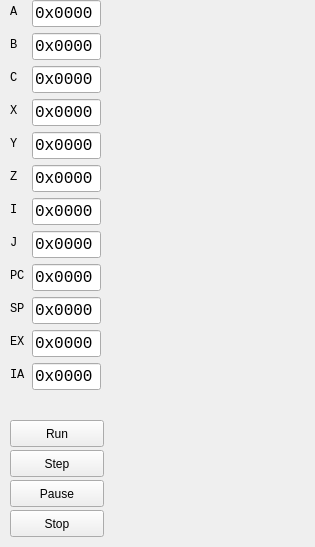
Old version of the form dtide/ui/registers.ui in the repository DCPUTeam/DCPUToolchain.
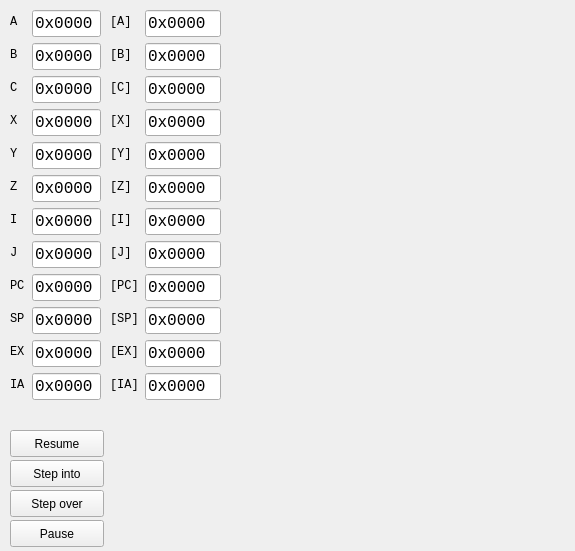
New version of the form.

Commit message: Added some fields to the debugging window

Patch:
```diff
--- a/dtide/ui/registers.ui
+++ b/dtide/ui/registers.ui
@@ -6,8 +6,8 @@
    <rect>
     <x>0</x>
     <y>0</y>
-    <width>315</width>
-    <height>547</height>
+    <width>575</width>
+    <height>551</height>
    </rect>
   </property>
   <property name="windowTitle">
@@ -17,7 +17,7 @@
    <property name="geometry">
     <rect>
      <x>10</x>
-     <y>0</y>
+     <y>10</y>
      <width>91</width>
      <height>416</height>
     </rect>
@@ -368,46 +368,33 @@
    <property name="geometry">
     <rect>
      <x>10</x>
-     <y>420</y>
+     <y>430</y>
      <width>94</width>
      <height>27</height>
     </rect>
    </property>
    <property name="text">
-    <string>Run</string>
+    <string>Resume</string>
    </property>
   </widget>
   <widget class="QPushButton" name="btn_step">
    <property name="geometry">
     <rect>
      <x>10</x>
-     <y>450</y>
+     <y>460</y>
      <width>94</width>
      <height>27</height>
     </rect>
    </property>
    <property name="text">
-    <string>Step</string>
-   </property>
-  </widget>
-  <widget class="QPushButton" name="btn_stop">
-   <property name="geometry">
-    <rect>
-     <x>10</x>
-     <y>510</y>
-     <width>94</width>
-     <height>27</height>
-    </rect>
-   </property>
-   <property name="text">
-    <string>Stop</string>
+    <string>Step into</string>
    </property>
   </widget>
   <widget class="QPushButton" name="btn_pause">
    <property name="geometry">
     <rect>
      <x>10</x>
-     <y>480</y>
+     <y>520</y>
      <width>94</width>
      <height>27</height>
     </rect>
@@ -416,6 +403,370 @@
     <string>Pause</string>
    </property>
   </widget>
+  <widget class="QWidget" name="formLayoutWidget_2">
+   <property name="geometry">
+    <rect>
+     <x>110</x>
+     <y>10</y>
+     <width>111</width>
+     <height>416</height>
+    </rect>
+   </property>
+   <layout class="QFormLayout" name="formLayout_2">
+    <property name="fieldGrowthPolicy">
+     <enum>QFormLayout::AllNonFixedFieldsGrow</enum>
+    </property>
+    <item row="0" column="0">
+     <widget class="QLabel" name="label_13">
+      <property name="font">
+       <font>
+        <family>Monospace</family>
+       </font>
+      </property>
+      <property name="text">
+       <string>[A]</string>
+      </property>
+     </widget>
+    </item>
+    <item row="0" column="1">
+     <widget class="QLineEdit" name="reg_A_2">
+      <property name="font">
+       <font>
+        <family>Monospace</family>
+        <pointsize>12</pointsize>
+       </font>
+      </property>
+      <property name="text">
+       <string>0x0000</string>
+      </property>
+      <property name="readOnly">
+       <bool>true</bool>
+      </property>
+     </widget>
+    </item>
+    <item row="1" column="0">
+     <widget class="QLabel" name="label_14">
+      <property name="font">
+       <font>
+        <family>Monospace</family>
+       </font>
+      </property>
+      <property name="text">
+       <string>[B]</string>
+      </property>
+     </widget>
+    </item>
+    <item row="1" column="1">
+     <widget class="QLineEdit" name="reg_B_2">
+      <property name="font">
+       <font>
+        <family>Monospace</family>
+        <pointsize>12</pointsize>
+       </font>
+      </property>
+      <property name="text">
+       <string>0x0000</string>
+      </property>
+      <property name="readOnly">
+       <bool>true</bool>
+      </property>
+     </widget>
+    </item>
+    <item row="2" column="0">
+     <widget class="QLabel" name="label_15">
+      <property name="font">
+       <font>
+        <family>Monospace</family>
+       </font>
+      </property>
+      <property name="text">
+       <string>[C]</string>
+      </property>
+     </widget>
+    </item>
+    <item row="2" column="1">
+     <widget class="QLineEdit" name="reg_C_2">
+      <property name="font">
+       <font>
+        <family>Monospace</family>
+        <pointsize>12</pointsize>
+       </font>
+      </property>
+      <property name="text">
+       <string>0x0000</string>
+      </property>
+      <property name="readOnly">
+       <bool>true</bool>
+      </property>
+     </widget>
+    </item>
+    <item row="3" column="0">
+     <widget class="QLabel" name="label_16">
+      <property name="font">
+       <font>
+        <family>Monospace</family>
+       </font>
+      </property>
+      <property name="text">
+       <string>[X]</string>
+      </property>
+     </widget>
+    </item>
+    <item row="4" column="0">
+     <widget class="QLabel" name="label_17">
+      <property name="font">
+       <font>
+        <family>Monospace</family>
+       </font>
+      </property>
+      <property name="text">
+       <string>[Y]</string>
+      </property>
+     </widget>
+    </item>
+    <item row="6" column="0">
+     <widget class="QLabel" name="label_19">
+      <property name="font">
+       <font>
+        <family>Monospace</family>
+       </font>
+      </property>
+      <property name="text">
+       <string>[I]</string>
+      </property>
+     </widget>
+    </item>
+    <item row="7" column="0">
+     <widget class="QLabel" name="label_20">
+      <property name="font">
+       <font>
+        <family>Monospace</family>
+       </font>
+      </property>
+      <property name="text">
+       <string>[J]</string>
+      </property>
+     </widget>
+    </item>
+    <item row="3" column="1">
+     <widget class="QLineEdit" name="reg_X_2">
+      <property name="font">
+       <font>
+        <family>Monospace</family>
+        <pointsize>12</pointsize>
+       </font>
+      </property>
+      <property name="text">
+       <string>0x0000</string>
+      </property>
+      <property name="readOnly">
+       <bool>true</bool>
+      </property>
+     </widget>
+    </item>
+    <item row="4" column="1">
+     <widget class="QLineEdit" name="reg_Y_2">
+      <property name="font">
+       <font>
+        <family>Monospace</family>
+        <pointsize>12</pointsize>
+       </font>
+      </property>
+      <property name="text">
+       <string>0x0000</string>
+      </property>
+      <property name="readOnly">
+       <bool>true</bool>
+      </property>
+     </widget>
+    </item>
+    <item row="5" column="1">
+     <widget class="QLineEdit" name="reg_Z_2">
+      <property name="font">
+       <font>
+        <family>Monospace</family>
+        <pointsize>12</pointsize>
+       </font>
+      </property>
+      <property name="text">
+       <string>0x0000</string>
+      </property>
+      <property name="readOnly">
+       <bool>true</bool>
+      </property>
+     </widget>
+    </item>
+    <item row="6" column="1">
+     <widget class="QLineEdit" name="reg_I_2">
+      <property name="font">
+       <font>
+        <family>Monospace</family>
+        <pointsize>12</pointsize>
+       </font>
+      </property>
+      <property name="text">
+       <string>0x0000</string>
+      </property>
+      <property name="readOnly">
+       <bool>true</bool>
+      </property>
+     </widget>
+    </item>
+    <item row="7" column="1">
+     <widget class="QLineEdit" name="reg_J_2">
+      <property name="font">
+       <font>
+        <family>Monospace</family>
+        <pointsize>12</pointsize>
+       </font>
+      </property>
+      <property name="text">
+       <string>0x0000</string>
+      </property>
+      <property name="readOnly">
+       <bool>true</bool>
+      </property>
+     </widget>
+    </item>
+    <item row="8" column="0">
+     <widget class="QLabel" name="label_21">
+      <property name="font">
+       <font>
+        <family>Monospace</family>
+       </font>
+      </property>
+      <property name="text">
+       <string>[PC]</string>
+      </property>
+     </widget>
+    </item>
+    <item row="9" column="0">
+     <widget class="QLabel" name="label_22">
+      <property name="font">
+       <font>
+        <family>Monospace</family>
+       </font>
+      </property>
+      <property name="text">
+       <string>[SP]</string>
+      </property>
+     </widget>
+    </item>
+    <item row="10" column="0">
+     <widget class="QLabel" name="label_23">
+      <property name="font">
+       <font>
+        <family>Monospace</family>
+       </font>
+      </property>
+      <property name="text">
+       <string>[EX]</string>
+      </property>
+     </widget>
+    </item>
+    <item row="11" column="0">
+     <widget class="QLabel" name="label_24">
+      <property name="font">
+       <font>
+        <family>Monospace</family>
+       </font>
+      </property>
+      <property name="text">
+       <string>[IA]</string>
+      </property>
+     </widget>
+    </item>
+    <item row="9" column="1">
+     <widget class="QLineEdit" name="reg_SP_2">
+      <property name="font">
+       <font>
+        <family>Monospace</family>
+        <pointsize>12</pointsize>
+       </font>
+      </property>
+      <property name="text">
+       <string>0x0000</string>
+      </property>
+      <property name="readOnly">
+       <bool>true</bool>
+      </property>
+     </widget>
+    </item>
+    <item row="8" column="1">
+     <widget class="QLineEdit" name="reg_PC_2">
+      <property name="font">
+       <font>
+        <family>Monospace</family>
+        <pointsize>12</pointsize>
+       </font>
+      </property>
+      <property name="text">
+       <string>0x0000</string>
+      </property>
+      <property name="readOnly">
+       <bool>true</bool>
+      </property>
+     </widget>
+    </item>
+    <item row="10" column="1">
+     <widget class="QLineEdit" name="reg_EX_2">
+      <property name="font">
+       <font>
+        <family>Monospace</family>
+        <pointsize>12</pointsize>
+       </font>
+      </property>
+      <property name="text">
+       <string>0x0000</string>
+      </property>
+      <property name="readOnly">
+       <bool>true</bool>
+      </property>
+     </widget>
+    </item>
+    <item row="11" column="1">
+     <widget class="QLineEdit" name="reg_IA_2">
+      <property name="font">
+       <font>
+        <family>Monospace</family>
+        <pointsize>12</pointsize>
+       </font>
+      </property>
+      <property name="text">
+       <string>0x0000</string>
+      </property>
+      <property name="readOnly">
+       <bool>true</bool>
+      </property>
+     </widget>
+    </item>
+    <item row="5" column="0">
+     <widget class="QLabel" name="label_18">
+      <property name="font">
+       <font>
+        <family>Monospace</family>
+       </font>
+      </property>
+      <property name="text">
+       <string>[Z]</string>
+      </property>
+     </widget>
+    </item>
+   </layout>
+  </widget>
+  <widget class="QPushButton" name="btn_step_over">
+   <property name="geometry">
+    <rect>
+     <x>10</x>
+     <y>490</y>
+     <width>94</width>
+     <height>27</height>
+    </rect>
+   </property>
+   <property name="text">
+    <string>Step over</string>
+   </property>
+  </widget>
  </widget>
  <resources/>
  <connections/>
```
Left out of the diff: 6 changed lines with no effect on the pictures.
